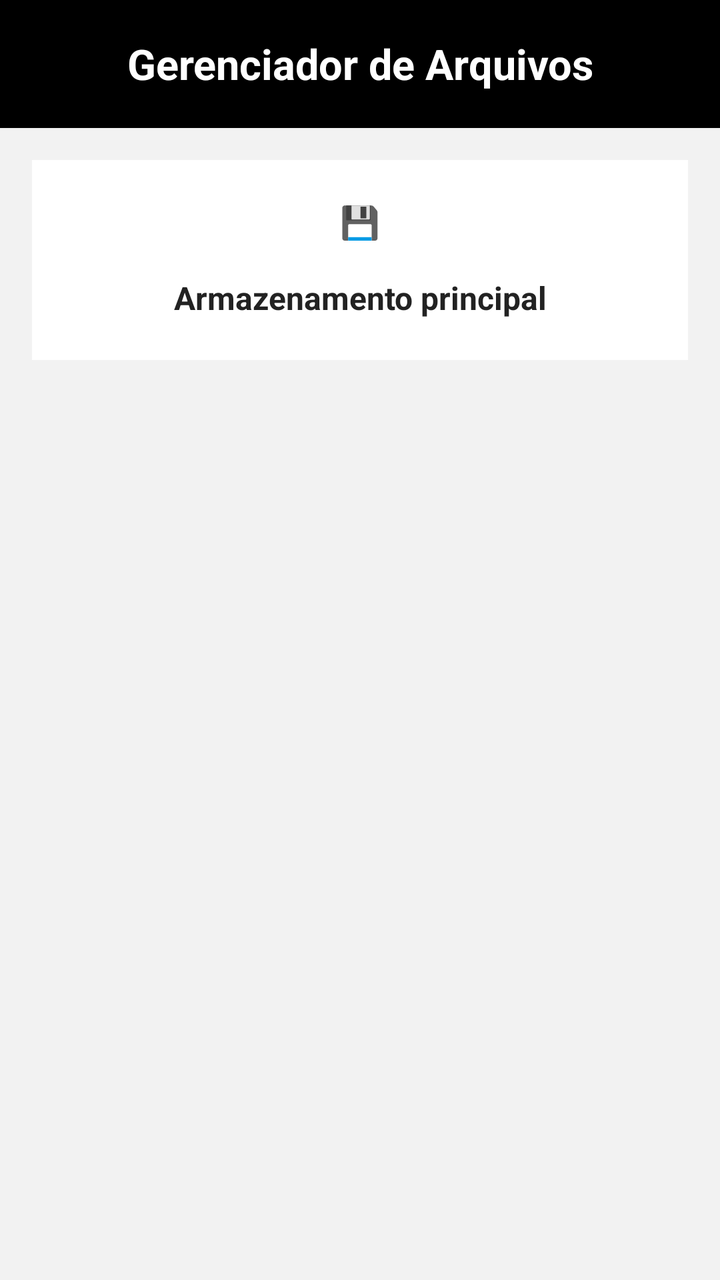
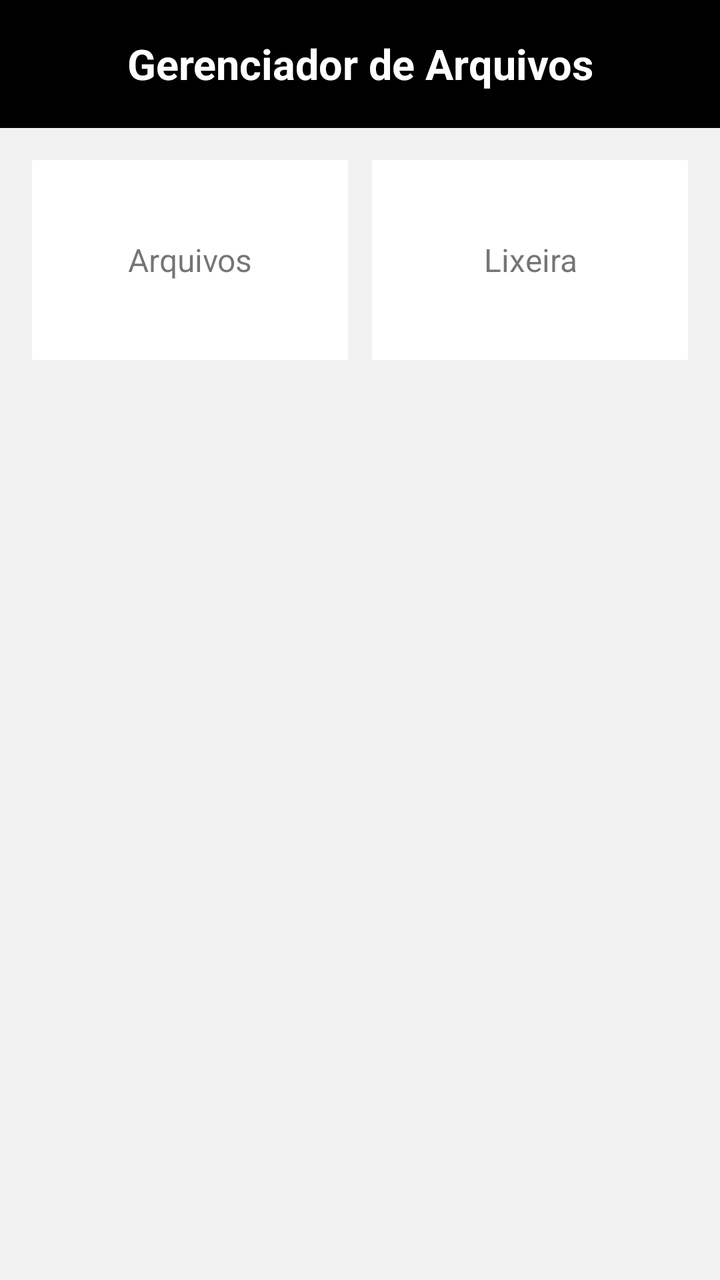

Compare the two renders of this Android layout. The source of the first and the diff that turns it into the second are given below.
<!-- AndroidManifest.xml: application theme android:Theme.Material.Light.NoActionBar -->
<!-- res/layout/activity_main.xml -->
<?xml version="1.0" encoding="utf-8"?>
<LinearLayout xmlns:android="http://schemas.android.com/apk/res/android"
    android:layout_width="match_parent"
    android:layout_height="match_parent"
    android:orientation="vertical"
    android:background="#F2F2F2">

    <TextView
        android:layout_width="match_parent"
        android:layout_height="64dp"
        android:background="#000000"
        android:gravity="center"
        android:text="Gerenciador de Arquivos"
        android:textColor="#FFFFFF"
        android:textSize="21sp"
        android:textStyle="bold" />

    <TextView
        android:layout_width="match_parent"
        android:layout_height="100dp"
        android:layout_margin="16dp"
        android:background="#FFFFFF"
        android:gravity="center"
        android:text="💾&#10;&#10;Armazenamento principal"
        android:textColor="#222222"
        android:textSize="16sp"
        android:textStyle="bold" />

</LinearLayout>
<!-- resources referenced by this layout -->
<resources>

</resources>

<!-- the commit's change to res/layout/activity_main.xml (unified diff, before → after) -->
@@ -15,15 +15,32 @@
         android:textSize="21sp"
         android:textStyle="bold" />
 
-    <TextView
+    <LinearLayout
         android:layout_width="match_parent"
-        android:layout_height="100dp"
-        android:layout_margin="16dp"
-        android:background="#FFFFFF"
-        android:gravity="center"
-        android:text="💾&#10;&#10;Armazenamento principal"
-        android:textColor="#222222"
-        android:textSize="16sp"
-        android:textStyle="bold" />
+        android:layout_height="wrap_content"
+        android:orientation="horizontal"
+        android:padding="16dp">
+
+        <TextView
+            android:layout_width="0dp"
+            android:layout_height="100dp"
+            android:layout_weight="1"
+            android:layout_marginEnd="6dp"
+            android:background="#FFFFFF"
+            android:gravity="center"
+            android:text="Arquivos"
+            android:textSize="16sp" />
+
+        <TextView
+            android:layout_width="0dp"
+            android:layout_height="100dp"
+            android:layout_weight="1"
+            android:layout_marginStart="6dp"
+            android:background="#FFFFFF"
+            android:gravity="center"
+            android:text="Lixeira"
+            android:textSize="16sp" />
+
+    </LinearLayout>
 
 </LinearLayout>
